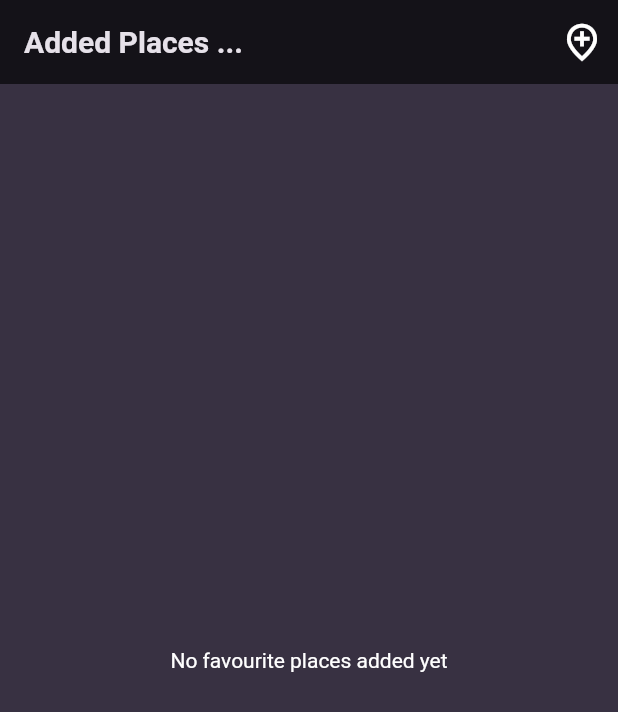
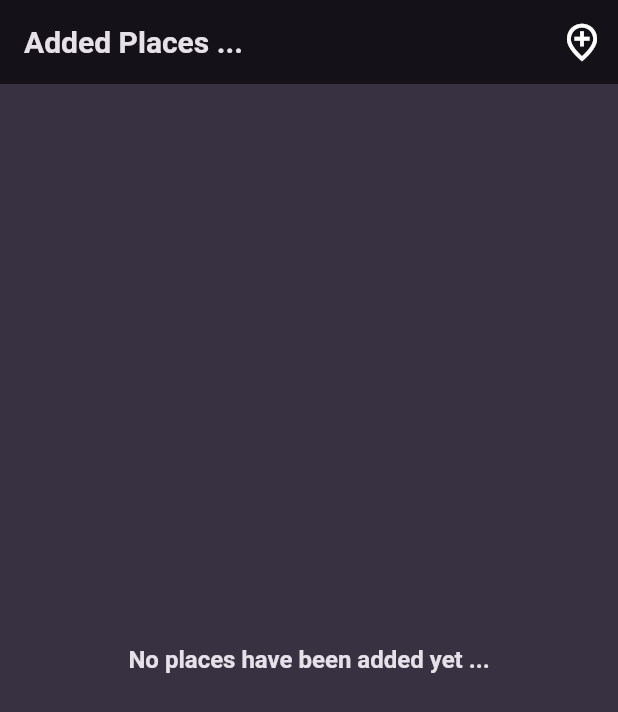
Before and after one commit to notrayo/fav-places-app, a Flutter app: the screen it shows after launch, on a phone screen of 412 x 824 dp. Shown: the top 712 px of the screen. Run offline on Flutter 3.47's test engine with Material 2 defaults, Android fonts, the phone set to English and light mode, and no system bars; our stand-ins replace google_fonts.

Commit message:
created places list widget

```diff
--- a/lib/Screens/home_screen.dart
+++ b/lib/Screens/home_screen.dart
@@ -1,4 +1,5 @@
 import 'package:favorite_places/Screens/add_place_form.dart';
+import 'package:favorite_places/widgets/places_list.dart';
 import 'package:flutter/material.dart';
 
 class HomeScreen extends StatefulWidget {
@@ -30,12 +31,6 @@ class _HomeScreenState extends State<HomeScreen> {
                 ))
           ],
         ),
-      body: const Center(
-        child: Text(
-          'No favourite places added yet',
-          style: TextStyle(color: Colors.white),
-        ),
-      ),
-    );
+        body: PlacesList(places: []));
   }
 }
--- /dev/null
+++ b/lib/Screens/places_details.dart
@@ -0,0 +1,10 @@
+import 'package:flutter/material.dart';
+
+class PlacesDetailsScreen extends StatelessWidget {
+  const PlacesDetailsScreen({super.key});
+
+  @override
+  Widget build(BuildContext context) {
+    return Container();
+  }
+}
--- a/lib/models/place.dart
+++ b/lib/models/place.dart
@@ -0,0 +1,10 @@
+import 'package:uuid/uuid.dart';
+
+const uuid = Uuid();
+
+class Place {
+  final String id;
+  final String title;
+
+  Place({required this.title}) : id = uuid.v4();
+}
--- /dev/null
+++ b/lib/widgets/places_list.dart
@@ -0,0 +1,33 @@
+import 'package:flutter/material.dart';
+
+import '../models/place.dart';
+
+class PlacesList extends StatelessWidget {
+  const PlacesList({super.key, required this.places});
+
+  final List<Place> places;
+
+  @override
+  Widget build(BuildContext context) {
+    if (places.isEmpty) {
+      return Center(
+        child: Text(
+          'No places have been added yet ...',
+          style: Theme.of(context)
+              .textTheme
+              .titleMedium!
+              .copyWith(color: Theme.of(context).colorScheme.onBackground),
+        ),
+      );
+    }
+    return ListView.builder(
+        itemCount: places.length,
+        itemBuilder: (context, index) => ListTile(
+              title: Text(
+                places[index].title,
+                style: Theme.of(context).textTheme.titleMedium!.copyWith(
+                    color: Theme.of(context).colorScheme.onBackground),
+              ),
+            ));
+  }
+}
```
Lines whose indentation alone changed are shown as unchanged.
